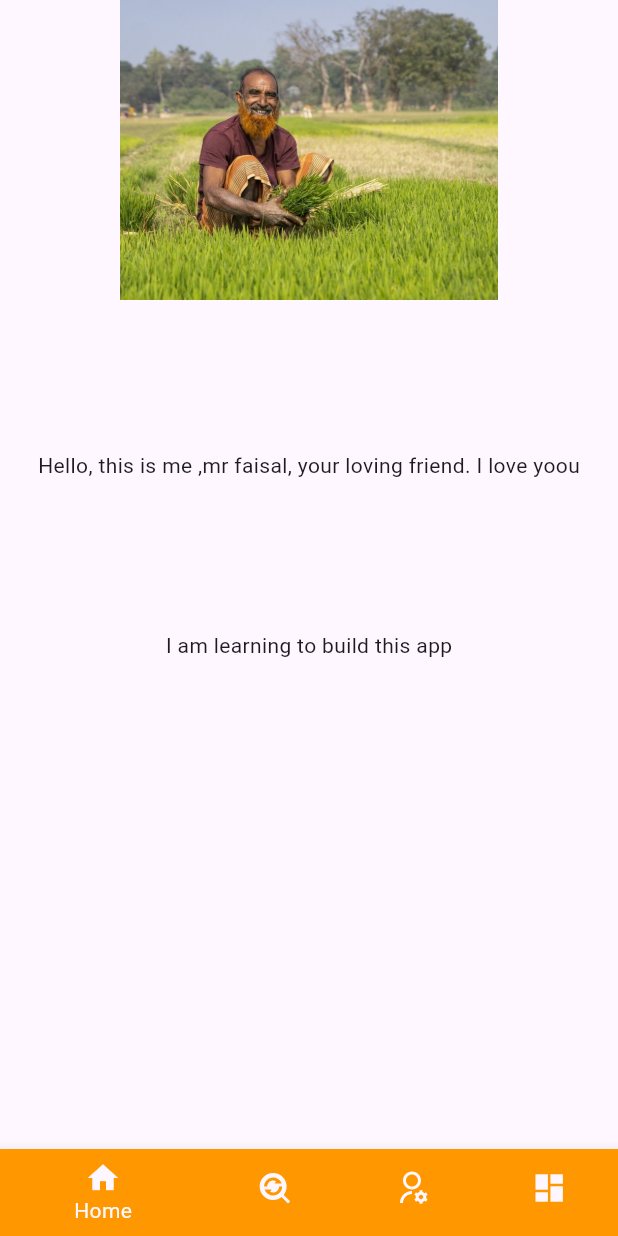
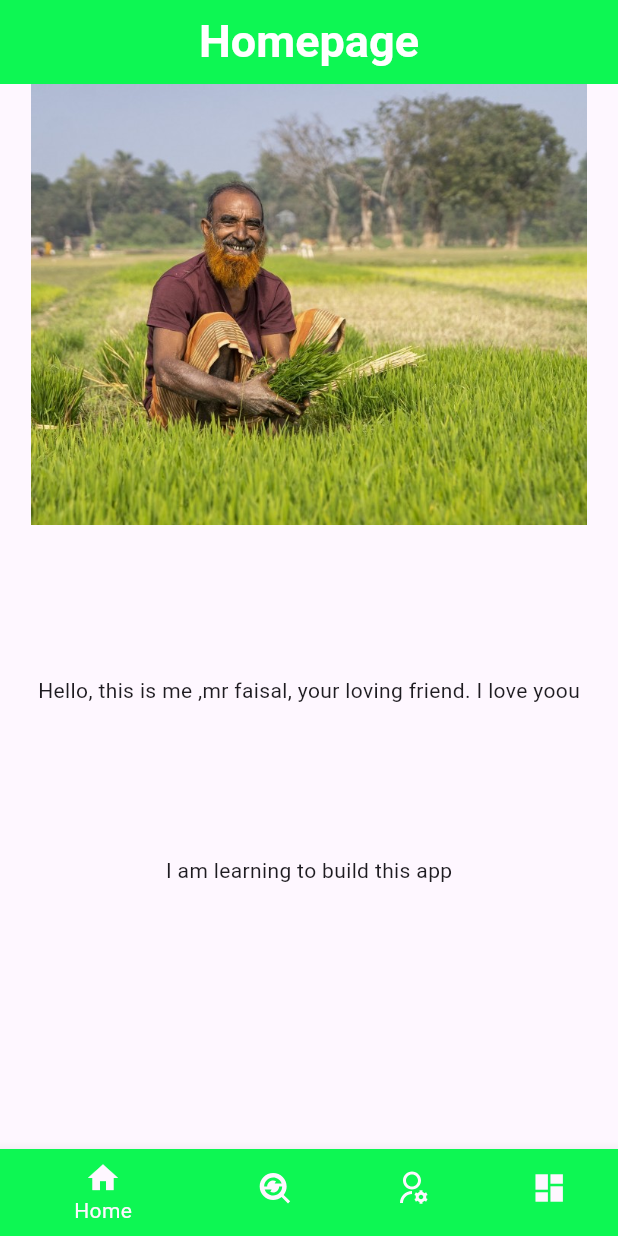
Before and after one commit to bornil-bd/rice_dieseas, a Flutter app: the screen it shows after launch, on a phone screen of 412 x 824 dp. Run offline on Flutter 3.47's test engine with Material 3 defaults, Android fonts, the phone set to English and light mode, and no system bars; our stand-ins replace google_fonts, image_picker, remixicon.

Commit message:
page 2 progreesed

```diff
--- a/lib/four.dart
+++ b/lib/four.dart
@@ -1,4 +1,5 @@
 import 'package:flutter/material.dart';
+import 'package:google_fonts/google_fonts.dart';
 
 class Four extends StatefulWidget {
   const Four({super.key});
--- a/lib/main.dart
+++ b/lib/main.dart
@@ -4,6 +4,7 @@ import 'package:rice_dieseas/two.dart';
 import 'package:rice_dieseas/three.dart';
 import 'package:rice_dieseas/four.dart';
 import 'package:remixicon/remixicon.dart';
+import 'package:google_fonts/google_fonts.dart';
 
 void main() => runApp(const MyApp());
 
@@ -37,15 +38,21 @@ class _HomepageState extends State<Homepage> {
         currentIndex: _currentindex,
         items: [
           BottomNavigationBarItem(
-              backgroundColor: Colors.orange,
+              backgroundColor: Color.fromARGB(255, 13, 247, 83),
               icon: Icon(Icons.home),
               label: 'Home'),
           BottomNavigationBarItem(
-              icon: Icon((Remix.find_replace_fill)), label: 'Test'),
+              backgroundColor: Colors.orange,
+              icon: Icon((Remix.find_replace_fill)),
+              label: 'Test'),
           BottomNavigationBarItem(
-              icon: Icon((Remix.user_settings_line)), label: "Profile"),
+              backgroundColor: Color.fromRGBO(255, 172, 7, 0.623),
+              icon: Icon((Remix.user_settings_line)),
+              label: "Profile"),
           BottomNavigationBarItem(
-              icon: Icon((Icons.dashboard)), label: 'Others'),
+              backgroundColor: Colors.purple,
+              icon: Icon((Icons.dashboard)),
+              label: 'Others'),
         ],
         onTap: (index) {
           setState(() {
--- a/lib/one.dart
+++ b/lib/one.dart
@@ -1,19 +1,33 @@
 import 'package:flutter/material.dart';
+import 'package:google_fonts/google_fonts.dart';
 
 class One extends StatelessWidget {
   const One({super.key});
 
   @override
   Widget build(BuildContext context) {
-    return Scaffold(
+    return SafeArea(
+      child: Scaffold(
+        appBar: AppBar(
+          backgroundColor: Color.fromARGB(255, 13, 247, 83),
+          title: Center(
+            child: Text(
+              "Homepage",
+              style: TextStyle(
+                  color: Colors.white,
+                  fontSize: 30,
+                  fontWeight: FontWeight.bold),
+            ),
+          ),
+        ),
         body: Container(
           width: MediaQuery.of(context).size.width,
           child: Column(
             crossAxisAlignment: CrossAxisAlignment.center,
             children: [
               Container(
-              height: 200,
-              width: 300,
+                height: MediaQuery.of(context).size.height / 2.8,
+                width: MediaQuery.of(context).size.width,
                 child: Image.asset("assets/farmer.jpg"),
               ),
               SizedBox(
@@ -32,6 +46,7 @@ class One extends StatelessWidget {
             ],
           ),
         ),
+      ),
     );
   }
 }
--- a/lib/three.dart
+++ b/lib/three.dart
@@ -1,4 +1,6 @@
 import 'package:flutter/material.dart';
+import 'package:google_fonts/google_fonts.dart';
+
 class Three extends StatelessWidget {
   const Three({super.key});
 
--- a/pubspec.yaml
+++ b/pubspec.yaml
@@ -36,6 +36,9 @@ dependencies:
   # Use with the CupertinoIcons class for iOS style icons.
   cupertino_icons: ^1.0.2
   remixicon: ^1.0.0
+  google_fonts: ^6.1.0
+  image_picker: ^1.0.7
+  path_provider: ^2.1.2
 
 dev_dependencies:
   flutter_test:
```
Also changed, not shown: lib/two.dart (+110 -4 lines), pubspec.lock, 5 other files. Lines whose indentation alone changed are shown as unchanged.
